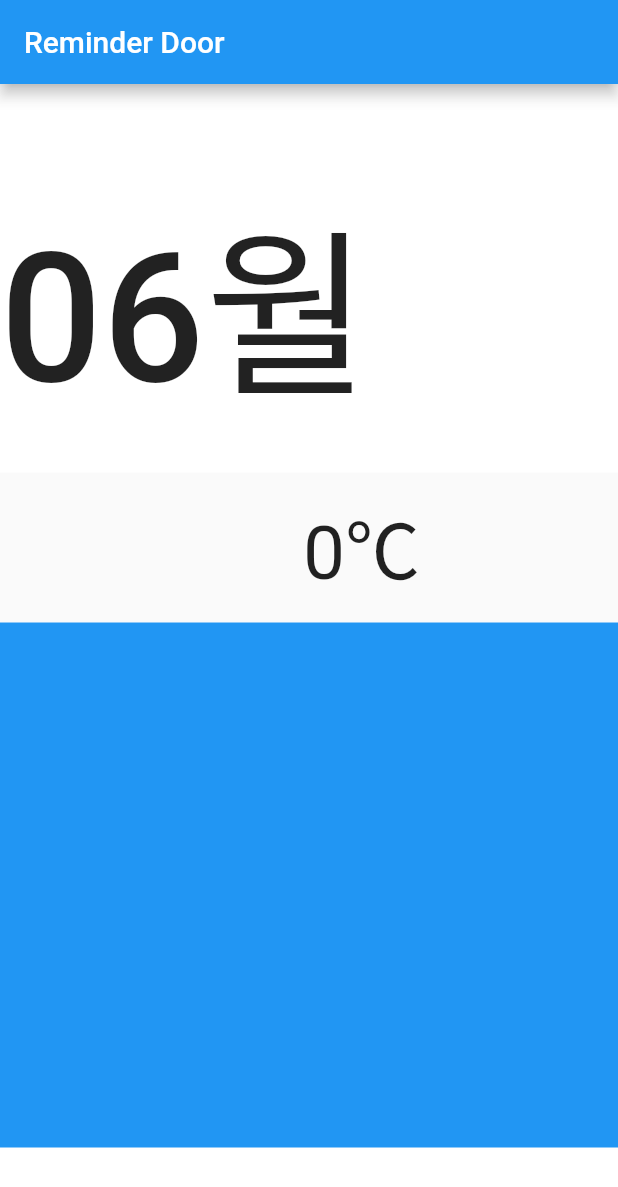
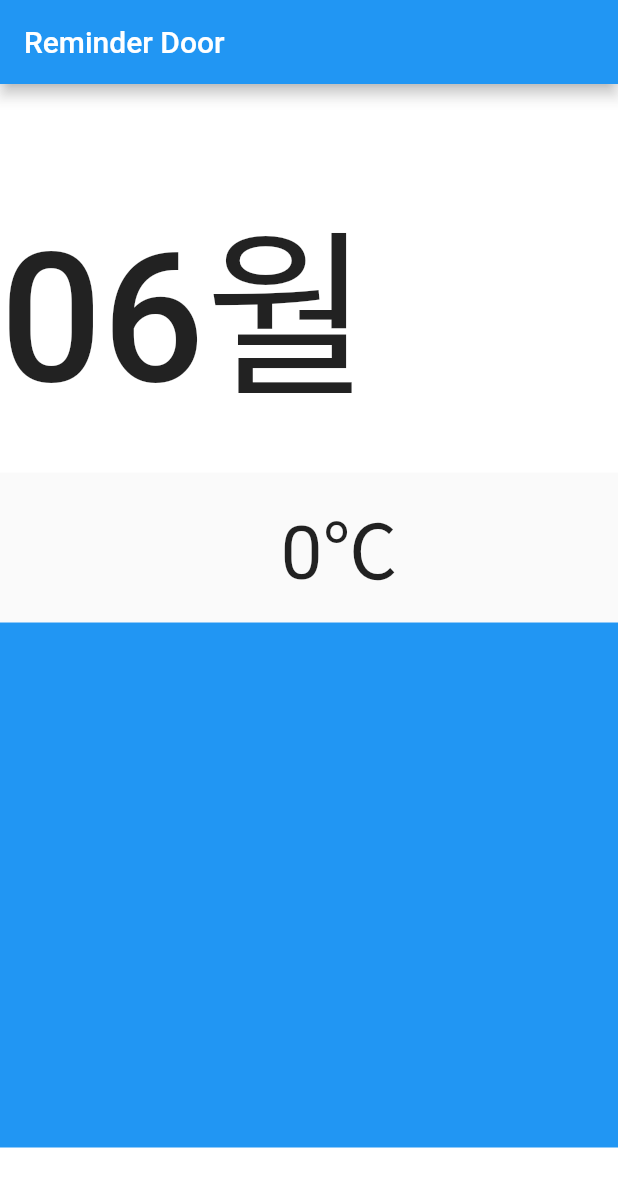
Before and after one commit to yumdari/Home_AIoT_System, a Flutter app: the screen it shows after launch, on a phone screen of 412 x 824 dp. Shown: the top 1187 px of the screen. Run offline on Flutter 3.47's test engine with Material 2 defaults, Android fonts, the phone set to English and light mode, and no system bars; our stand-ins replace date_format, geolocator, timer_builder; network calls fail.

Commit message:
도시이름->현재날씨상태 출력 변경, 레이아웃 설정 변경

```diff
--- a/Tablet/lib/weather.dart
+++ b/Tablet/lib/weather.dart
@@ -58,7 +58,7 @@ class _WeatherState extends State<Weather> {
 
       temp = jsonDecode(jsonData)['main']['temp'];
       tempInt = temp.round();
-      cityName = jsonDecode(jsonData)['name'];
+      cityName = jsonDecode(jsonData)['weather'][0]['main'];
       setState(() { });
     }
     else{
@@ -81,7 +81,7 @@ class _WeatherState extends State<Weather> {
               ),
             ),
             SizedBox(
-              width: 70.0,
+              width: 40.0,
             ),
             Text(
               '$tempInt'+'℃',
```
